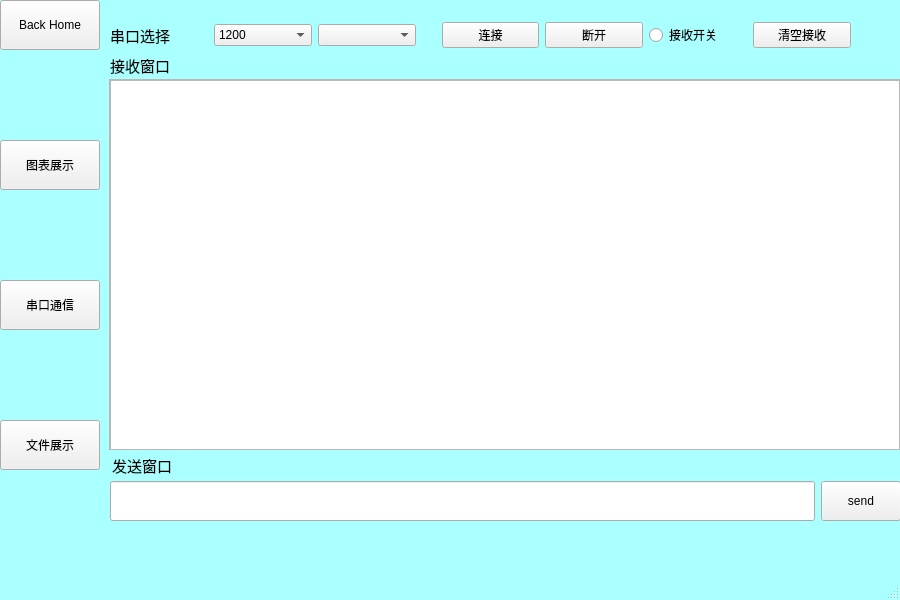
The window that TestProject1/mainwindow.ui (ZJJLemon/Qt) describes before a commit, drawn with Qt 5.
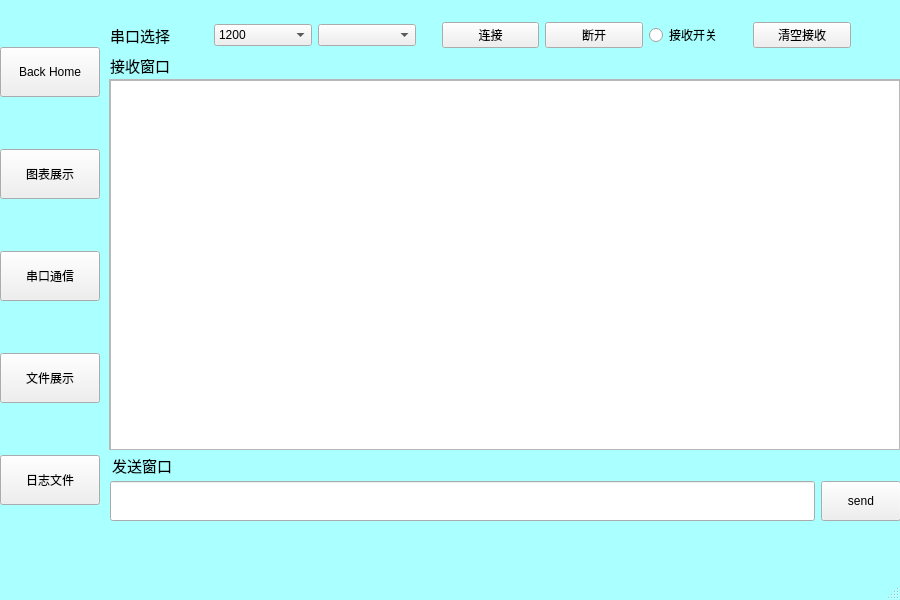
The same window after the commit. The open tabs and pages were chosen to show the change. Icons and pictures are not drawn. Custom widgets are drawn as their Qt base class.

Commit message: Add log data button

The edit to the form file:
```diff
--- a/TestProject1/mainwindow.ui
+++ b/TestProject1/mainwindow.ui
@@ -271,7 +271,7 @@
        </widget>
       </widget>
      </widget>
-     <widget class="QWidget" name="">
+     <widget class="QWidget" name="layoutWidget2">
       <property name="geometry">
        <rect>
         <x>10</x>
@@ -461,19 +461,16 @@
      </widget>
     </widget>
    </widget>
-   <widget class="QWidget" name="layoutWidget2">
+   <widget class="QWidget" name="">
     <property name="geometry">
      <rect>
       <x>0</x>
-      <y>0</y>
+      <y>1</y>
       <width>102</width>
-      <height>472</height>
+      <height>551</height>
      </rect>
     </property>
     <layout class="QVBoxLayout" name="verticalLayout">
-     <property name="spacing">
-      <number>90</number>
-     </property>
      <item>
       <widget class="QPushButton" name="BackHome">
        <property name="minimumSize">
@@ -550,6 +547,25 @@
        </property>
       </widget>
      </item>
+     <item>
+      <widget class="QPushButton" name="Log">
+       <property name="minimumSize">
+        <size>
+         <width>100</width>
+         <height>50</height>
+        </size>
+       </property>
+       <property name="maximumSize">
+        <size>
+         <width>100</width>
+         <height>50</height>
+        </size>
+       </property>
+       <property name="text">
+        <string>日志文件</string>
+       </property>
+      </widget>
+     </item>
     </layout>
    </widget>
   </widget>
```
Left out of the diff: 5 changed lines with no effect on the pictures. The commit also changes 3 other files.
